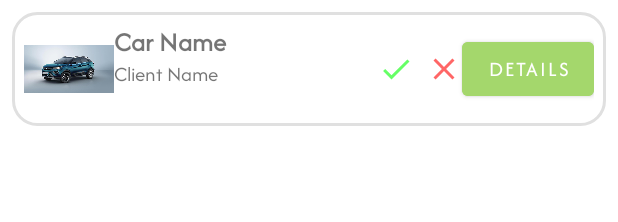
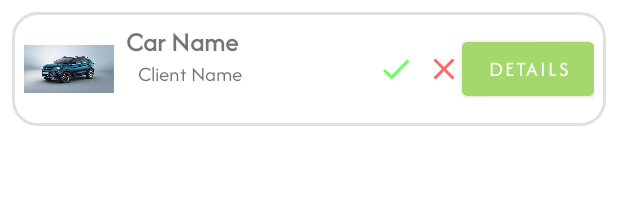
Before and after one commit to LouayTRC/locationApplication, an Android app built with Jetpack Compose: the layout item_reservation.xml on its own in the app's theme, with its tools: preview values and no code run, on a phone screen of 412 x 824 dp. Shown: the top 222 px of the screen. Run offline under Robolectric (Android 15) with nearby library versions, the phone set to English and light mode, and no system bars.

Commit message:
update Reservation

```diff
--- a/app/src/main/java/services/ReservationService.java
+++ b/app/src/main/java/services/ReservationService.java
@@ -21,6 +21,6 @@ public interface ReservationService {
     @GET("api/reservation") // Récupérer la liste des réservations
     Call<List<Reservation>> getReservations();
 
-    @PUT("cars/{id}/status")
-    Call<Car> updateCarStatus(@Path("id") String carId, @Body int status);
+    @PUT("api/reservation/{id}/{status}")
+    Call<Car> updateCarStatus(@Path("id") String carId, @Path("status") Integer status);
 }
--- a/app/src/main/res/layout/item_reservation.xml
+++ b/app/src/main/res/layout/item_reservation.xml
@@ -19,25 +19,27 @@
         android:src="@drawable/car1" />
 
     <TextView
-        android:id="@+id/tvCarName"
+        android:id="@+id/tvClientName"
         android:layout_width="0dp"
         android:layout_height="wrap_content"
         android:text="Car Name"
         android:textSize="18sp"
         android:textStyle="bold"
+        android:layout_marginStart="8dp"
         app:layout_constraintStart_toEndOf="@id/ivCarImage"
         app:layout_constraintTop_toTopOf="parent"
         app:layout_constraintEnd_toStartOf="@id/ivStatusIcons"
         app:layout_constraintHorizontal_bias="0.0"/>
 
     <TextView
-        android:id="@+id/tvClientName"
+        android:id="@+id/tvCarName"
         android:layout_width="0dp"
         android:layout_height="wrap_content"
         android:text="Client Name"
         android:textSize="14sp"
-        app:layout_constraintStart_toStartOf="@id/tvCarName"
-        app:layout_constraintTop_toBottomOf="@id/tvCarName"
+        android:layout_marginStart="8dp"
+        app:layout_constraintStart_toStartOf="@id/tvClientName"
+        app:layout_constraintTop_toBottomOf="@id/tvClientName"
         app:layout_constraintEnd_toStartOf="@id/ivStatusIcons"/>
 
     <LinearLayout
```
Also changed, not shown: app/src/main/java/com/example/locationapp/FirstReservation.java (+5 -5 lines), app/src/main/java/com/example/locationapp/ReservationAdapter.java (+57 -4 lines), app/src/main/java/com/example/locationapp/ReservationList.java (+1 -25 lines).
